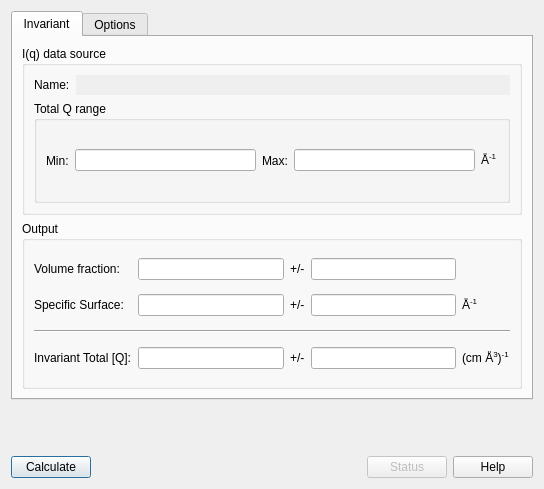
Qt form src/sas/qtgui/Perspectives/Invariant/UI/TabbedInvariantUI.ui (SasView/sasview) before a commit.
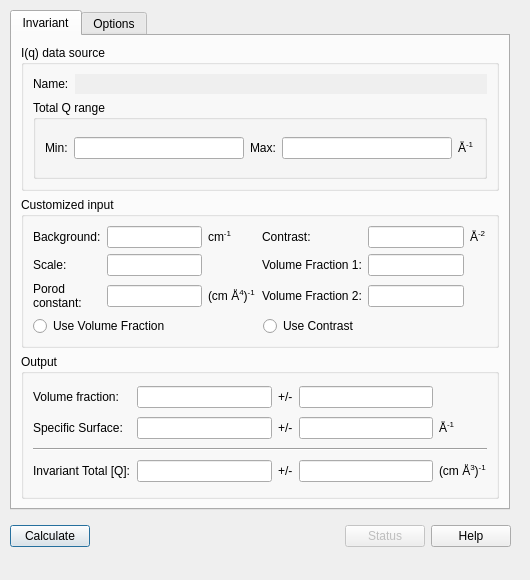
The same form after that commit.

Commit message: Initial refactor of invariant UI to accommodate setting volume fraction or contrast as fixed term

```diff
--- a/src/sas/qtgui/Perspectives/Invariant/UI/TabbedInvariantUI.ui
+++ b/src/sas/qtgui/Perspectives/Invariant/UI/TabbedInvariantUI.ui
@@ -6,85 +6,46 @@
    <rect>
     <x>0</x>
     <y>0</y>
-    <width>544</width>
-    <height>489</height>
+    <width>530</width>
+    <height>580</height>
    </rect>
   </property>
   <property name="sizePolicy">
-   <sizepolicy hsizetype="Preferred" vsizetype="Preferred">
+   <sizepolicy hsizetype="Fixed" vsizetype="Fixed">
     <horstretch>0</horstretch>
     <verstretch>0</verstretch>
    </sizepolicy>
   </property>
+  <property name="minimumSize">
+   <size>
+    <width>530</width>
+    <height>580</height>
+   </size>
+  </property>
   <property name="windowTitle">
    <string>Dialog</string>
   </property>
-  <layout class="QGridLayout" name="gridLayout_11">
-   <item row="1" column="0">
-    <spacer name="verticalSpacer">
-     <property name="orientation">
-      <enum>Qt::Vertical</enum>
-     </property>
-     <property name="sizeHint" stdset="0">
-      <size>
-       <width>20</width>
-       <height>2</height>
-      </size>
-     </property>
-    </spacer>
-   </item>
-   <item row="2" column="0">
-    <layout class="QHBoxLayout" name="horizontalLayout_8">
-     <item>
-      <widget class="QPushButton" name="cmdCalculate">
-       <property name="toolTip">
-        <string>Compute invariant</string>
-       </property>
-       <property name="text">
-        <string>Calculate</string>
-       </property>
-      </widget>
-     </item>
-     <item>
-      <spacer name="horizontalSpacer">
-       <property name="orientation">
-        <enum>Qt::Horizontal</enum>
-       </property>
-       <property name="sizeHint" stdset="0">
-        <size>
-         <width>40</width>
-         <height>20</height>
-        </size>
-       </property>
-      </spacer>
-     </item>
-     <item>
-      <widget class="QPushButton" name="cmdStatus">
-       <property name="enabled">
-        <bool>false</bool>
-       </property>
-       <property name="toolTip">
-        <string>Get more details of computation such as fraction from extrapolation</string>
-       </property>
-       <property name="text">
-        <string>Status</string>
-       </property>
-      </widget>
-     </item>
-     <item>
-      <widget class="QPushButton" name="cmdHelp">
-       <property name="toolTip">
-        <string/>
-       </property>
-       <property name="text">
-        <string>Help</string>
-       </property>
-      </widget>
-     </item>
-    </layout>
-   </item>
-   <item row="0" column="0">
     <widget class="QTabWidget" name="tabWidget">
+   <property name="geometry">
+    <rect>
+     <x>10</x>
+     <y>10</y>
+     <width>500</width>
+     <height>500</height>
+    </rect>
+   </property>
+   <property name="sizePolicy">
+    <sizepolicy hsizetype="Expanding" vsizetype="Expanding">
+     <horstretch>0</horstretch>
+     <verstretch>0</verstretch>
+    </sizepolicy>
+   </property>
+   <property name="minimumSize">
+    <size>
+     <width>500</width>
+     <height>500</height>
+    </size>
+   </property>
      <property name="currentIndex">
       <number>0</number>
      </property>
@@ -92,37 +53,16 @@
       <attribute name="title">
        <string>Invariant</string>
       </attribute>
-      <layout class="QGridLayout" name="gridLayout_9">
-       <item row="0" column="0">
+    <layout class="QVBoxLayout" name="verticalLayout_3">
+     <property name="sizeConstraint">
+      <enum>QLayout::SetNoConstraint</enum>
+     </property>
+     <item>
         <widget class="QGroupBox" name="groupBox">
          <property name="title">
           <string>I(q) data source</string>
          </property>
          <layout class="QGridLayout" name="gridLayout_2">
-          <item row="0" column="0">
-           <layout class="QHBoxLayout" name="horizontalLayout_4">
-            <item>
-             <widget class="QLabel" name="lblName">
-              <property name="text">
-               <string>Name:</string>
-              </property>
-             </widget>
-            </item>
-            <item>
-             <widget class="QLineEdit" name="txtName">
-              <property name="enabled">
-               <bool>false</bool>
-              </property>
-              <property name="frame">
-               <bool>false</bool>
-              </property>
-              <property name="readOnly">
-               <bool>false</bool>
-              </property>
-             </widget>
-            </item>
-           </layout>
-          </item>
           <item row="1" column="0">
            <widget class="QGroupBox" name="groupBox_2">
             <property name="title">
@@ -177,219 +117,44 @@
             </layout>
            </widget>
           </item>
-         </layout>
-        </widget>
-       </item>
-       <item row="1" column="0">
-        <widget class="QGroupBox" name="groupBox_7">
-         <property name="title">
-          <string>Output</string>
-         </property>
-         <layout class="QGridLayout" name="gridLayout_5">
           <item row="0" column="0">
-           <widget class="QLabel" name="label_21">
+         <layout class="QHBoxLayout" name="horizontalLayout_4">
+          <item>
+           <widget class="QLabel" name="lblName">
             <property name="text">
-             <string>Volume fraction:</string>
+             <string>Name:</string>
             </property>
            </widget>
           </item>
-          <item row="0" column="1">
-           <widget class="QLineEdit" name="txtVolFract">
+          <item>
+           <widget class="QLineEdit" name="txtName">
             <property name="enabled">
-             <bool>true</bool>
+             <bool>false</bool>
             </property>
-            <property name="focusPolicy">
-             <enum>Qt::ClickFocus</enum>
-            </property>
-            <property name="autoFillBackground">
-             <bool>true</bool>
-            </property>
-            <property name="styleSheet">
-             <string notr="true"/>
-            </property>
             <property name="frame">
-             <bool>true</bool>
+             <bool>false</bool>
             </property>
-            <property name="alignment">
-             <set>Qt::AlignRight|Qt::AlignTrailing|Qt::AlignVCenter</set>
-            </property>
             <property name="readOnly">
-             <bool>true</bool>
+             <bool>false</bool>
             </property>
            </widget>
           </item>
-          <item row="0" column="2">
-           <widget class="QLabel" name="label_20">
-            <property name="text">
-             <string>+/-</string>
-            </property>
-           </widget>
-          </item>
-          <item row="0" column="3">
-           <widget class="QLineEdit" name="txtVolFractErr">
-            <property name="enabled">
-             <bool>true</bool>
-            </property>
-            <property name="focusPolicy">
-             <enum>Qt::ClickFocus</enum>
-            </property>
-            <property name="frame">
-             <bool>true</bool>
-            </property>
-            <property name="alignment">
-             <set>Qt::AlignRight|Qt::AlignTrailing|Qt::AlignVCenter</set>
-            </property>
-            <property name="readOnly">
-             <bool>true</bool>
-            </property>
-           </widget>
-          </item>
-          <item row="1" column="0">
-           <widget class="QLabel" name="label_22">
-            <property name="text">
-             <string>Specific Surface:</string>
-            </property>
-           </widget>
-          </item>
-          <item row="1" column="1">
-           <widget class="QLineEdit" name="txtSpecSurf">
-            <property name="enabled">
-             <bool>true</bool>
-            </property>
-            <property name="focusPolicy">
-             <enum>Qt::ClickFocus</enum>
-            </property>
-            <property name="frame">
-             <bool>true</bool>
-            </property>
-            <property name="alignment">
-             <set>Qt::AlignRight|Qt::AlignTrailing|Qt::AlignVCenter</set>
-            </property>
-            <property name="readOnly">
-             <bool>true</bool>
-            </property>
-           </widget>
-          </item>
-          <item row="1" column="2">
-           <widget class="QLabel" name="label_23">
-            <property name="text">
-             <string>+/-</string>
-            </property>
-           </widget>
-          </item>
-          <item row="1" column="3">
-           <widget class="QLineEdit" name="txtSpecSurfErr">
-            <property name="enabled">
-             <bool>true</bool>
-            </property>
-            <property name="focusPolicy">
-             <enum>Qt::ClickFocus</enum>
-            </property>
-            <property name="frame">
-             <bool>true</bool>
-            </property>
-            <property name="alignment">
-             <set>Qt::AlignRight|Qt::AlignTrailing|Qt::AlignVCenter</set>
-            </property>
-            <property name="readOnly">
-             <bool>true</bool>
-            </property>
-           </widget>
-          </item>
-          <item row="1" column="4">
-           <widget class="QLabel" name="lblSpecificSurfaceUnits">
-            <property name="text">
-             <string>&lt;html&gt;&lt;head/&gt;&lt;body&gt;&lt;p&gt;Å&lt;span style=&quot; vertical-align:super;&quot;&gt;-1&lt;/span&gt;&lt;/p&gt;&lt;/body&gt;&lt;/html&gt;</string>
-            </property>
-           </widget>
-          </item>
-          <item row="2" column="0" colspan="5">
-           <widget class="Line" name="line">
-            <property name="orientation">
-             <enum>Qt::Horizontal</enum>
-            </property>
-           </widget>
-          </item>
-          <item row="3" column="0">
-           <widget class="QLabel" name="label_25">
-            <property name="text">
-             <string>Invariant Total [Q]:</string>
-            </property>
-           </widget>
-          </item>
-          <item row="3" column="1">
-           <widget class="QLineEdit" name="txtInvariantTot">
-            <property name="enabled">
-             <bool>true</bool>
-            </property>
-            <property name="focusPolicy">
-             <enum>Qt::ClickFocus</enum>
-            </property>
-            <property name="toolTip">
-             <string>Total invariant [Q*], including extrapolated regions.</string>
-            </property>
-            <property name="frame">
-             <bool>true</bool>
-            </property>
-            <property name="alignment">
-             <set>Qt::AlignRight|Qt::AlignTrailing|Qt::AlignVCenter</set>
-            </property>
-            <property name="readOnly">
-             <bool>true</bool>
-            </property>
-           </widget>
-          </item>
-          <item row="3" column="2">
-           <widget class="QLabel" name="label_26">
-            <property name="text">
-             <string>+/-</string>
-            </property>
-           </widget>
-          </item>
-          <item row="3" column="3">
-           <widget class="QLineEdit" name="txtInvariantTotErr">
-            <property name="enabled">
-             <bool>true</bool>
-            </property>
-            <property name="focusPolicy">
-             <enum>Qt::ClickFocus</enum>
-            </property>
-            <property name="frame">
-             <bool>true</bool>
-            </property>
-            <property name="alignment">
-             <set>Qt::AlignRight|Qt::AlignTrailing|Qt::AlignVCenter</set>
-            </property>
-            <property name="readOnly">
-             <bool>true</bool>
-            </property>
-           </widget>
-          </item>
-          <item row="3" column="4">
-           <widget class="QLabel" name="lblInvariantTotalQUnits">
-            <property name="text">
-             <string>&lt;html&gt;&lt;head/&gt;&lt;body&gt;&lt;p&gt;(cm Å&lt;span style=&quot; vertical-align:super;&quot;&gt;3&lt;/span&gt;)&lt;span style=&quot; vertical-align:super;&quot;&gt;-1&lt;/span&gt;&lt;/p&gt;&lt;/body&gt;&lt;/html&gt;</string>
-            </property>
-           </widget>
-          </item>
          </layout>
-        </widget>
        </item>
       </layout>
      </widget>
-     <widget class="QWidget" name="tabOptions">
-      <attribute name="title">
-       <string>Options</string>
-      </attribute>
-      <layout class="QGridLayout" name="gridLayout_6">
-       <item row="0" column="0">
+     </item>
+     <item>
         <widget class="QGroupBox" name="groupBox_3">
          <property name="title">
           <string>Customized input</string>
          </property>
-         <layout class="QGridLayout" name="gridLayout_4">
-          <item row="0" column="0">
+       <layout class="QVBoxLayout" name="verticalLayout_5">
+        <item>
            <layout class="QGridLayout" name="gridLayout_3">
+          <item row="0" column="1">
+           <widget class="QLineEdit" name="txtBackgd"/>
+          </item>
             <item row="0" column="0">
              <widget class="QLabel" name="label_5">
               <property name="text">
@@ -397,9 +162,6 @@
               </property>
              </widget>
             </item>
-            <item row="0" column="1">
-             <widget class="QLineEdit" name="txtBackgd"/>
-            </item>
             <item row="0" column="2">
              <widget class="QLabel" name="label_8">
               <property name="text">
@@ -407,7 +169,24 @@
               </property>
              </widget>
             </item>
+          <item row="2" column="3">
+           <widget class="QLabel" name="label_34">
+            <property name="text">
+             <string>Volume Fraction 2:</string>
+            </property>
+           </widget>
+          </item>
+          <item row="2" column="4">
+           <widget class="QLineEdit" name="txtVolFrac2"/>
+          </item>
             <item row="0" column="3">
+           <widget class="QLabel" name="label_6">
+            <property name="text">
+             <string>Contrast:</string>
+            </property>
+           </widget>
+          </item>
+          <item row="1" column="0">
              <widget class="QLabel" name="label_9">
               <property name="text">
                <string>Scale:</string>
@@ -415,26 +194,19 @@
              </widget>
             </item>
             <item row="0" column="4">
-             <widget class="QLineEdit" name="txtScale"/>
-            </item>
-            <item row="1" column="0">
-             <widget class="QLabel" name="label_6">
-              <property name="text">
-               <string>Contrast:</string>
-              </property>
-             </widget>
-            </item>
-            <item row="1" column="1">
              <widget class="QLineEdit" name="txtContrast"/>
             </item>
-            <item row="1" column="2">
+          <item row="0" column="5">
              <widget class="QLabel" name="lblContrastUnits">
               <property name="text">
                <string>&lt;html&gt;&lt;head/&gt;&lt;body&gt;&lt;p&gt;Å&lt;span style=&quot; vertical-align:super;&quot;&gt;-2&lt;/span&gt;&lt;/p&gt;&lt;/body&gt;&lt;/html&gt;</string>
               </property>
              </widget>
             </item>
-            <item row="1" column="3">
+          <item row="1" column="1">
+           <widget class="QLineEdit" name="txtScale"/>
+          </item>
+          <item row="2" column="0">
              <widget class="QLabel" name="label_10">
               <property name="text">
                <string>&lt;html&gt;&lt;head/&gt;&lt;body&gt;&lt;p&gt;Porod&lt;br/&gt;constant:&lt;/p&gt;&lt;/body&gt;&lt;/html&gt;</string>
@@ -442,13 +214,23 @@
              </widget>
             </item>
             <item row="1" column="4">
+           <widget class="QLineEdit" name="txtVolFrac1"/>
+          </item>
+          <item row="2" column="1">
              <widget class="QLineEdit" name="txtPorodCst">
               <property name="toolTip">
                <string>Porod constant (optional)</string>
               </property>
              </widget>
             </item>
-            <item row="1" column="5">
+          <item row="1" column="3">
+           <widget class="QLabel" name="label_33">
+            <property name="text">
+             <string>Volume Fraction 1:</string>
+            </property>
+           </widget>
+          </item>
+          <item row="2" column="2">
              <widget class="QLabel" name="lblPorodCstUnits">
               <property name="text">
                <string>&lt;html&gt;&lt;head/&gt;&lt;body&gt;&lt;p&gt;(cm Å&lt;span style=&quot; vertical-align:super;&quot;&gt;4&lt;/span&gt;)&lt;span style=&quot; vertical-align:super;&quot;&gt;-1&lt;/span&gt;&lt;/p&gt;&lt;/body&gt;&lt;/html&gt;</string>
@@ -457,16 +239,245 @@
             </item>
            </layout>
           </item>
+        <item>
+         <layout class="QHBoxLayout" name="horizontalLayout_9">
+          <item>
+           <widget class="QRadioButton" name="radioButton">
+            <property name="text">
+             <string>Use Volume Fraction</string>
+            </property>
+           </widget>
+          </item>
+          <item>
+           <widget class="QRadioButton" name="radioButton_2">
+            <property name="text">
+             <string>Use Contrast</string>
+            </property>
+           </widget>
+          </item>
          </layout>
-        </widget>
-       </item>
+        </item>
+       </layout>
+      </widget>
+     </item>
+     <item>
+      <widget class="QGroupBox" name="groupBox_7">
+       <property name="title">
+        <string>Output</string>
+       </property>
+       <layout class="QGridLayout" name="gridLayout_5">
        <item row="1" column="0">
+         <widget class="QLabel" name="label_21">
+          <property name="text">
+           <string>Volume fraction:</string>
+          </property>
+         </widget>
+        </item>
+        <item row="4" column="2">
+         <widget class="QLabel" name="label_26">
+          <property name="text">
+           <string>+/-</string>
+          </property>
+         </widget>
+        </item>
+        <item row="2" column="2">
+         <widget class="QLabel" name="label_23">
+          <property name="text">
+           <string>+/-</string>
+          </property>
+         </widget>
+        </item>
+        <item row="2" column="3">
+         <widget class="QLineEdit" name="txtSpecSurfErr">
+          <property name="enabled">
+           <bool>true</bool>
+          </property>
+          <property name="focusPolicy">
+           <enum>Qt::ClickFocus</enum>
+          </property>
+          <property name="frame">
+           <bool>true</bool>
+          </property>
+          <property name="alignment">
+           <set>Qt::AlignRight|Qt::AlignTrailing|Qt::AlignVCenter</set>
+          </property>
+          <property name="readOnly">
+           <bool>true</bool>
+          </property>
+         </widget>
+        </item>
+        <item row="2" column="0">
+         <widget class="QLabel" name="label_22">
+          <property name="text">
+           <string>Specific Surface:</string>
+          </property>
+         </widget>
+        </item>
+        <item row="1" column="1">
+         <widget class="QLineEdit" name="txtVolFract">
+          <property name="enabled">
+           <bool>true</bool>
+          </property>
+          <property name="focusPolicy">
+           <enum>Qt::ClickFocus</enum>
+          </property>
+          <property name="autoFillBackground">
+           <bool>true</bool>
+          </property>
+          <property name="styleSheet">
+           <string notr="true"/>
+          </property>
+          <property name="frame">
+           <bool>true</bool>
+          </property>
+          <property name="alignment">
+           <set>Qt::AlignRight|Qt::AlignTrailing|Qt::AlignVCenter</set>
+          </property>
+          <property name="readOnly">
+           <bool>true</bool>
+          </property>
+         </widget>
+        </item>
+        <item row="3" column="0" colspan="5">
+         <widget class="Line" name="line">
+          <property name="orientation">
+           <enum>Qt::Horizontal</enum>
+          </property>
+         </widget>
+        </item>
+        <item row="2" column="1">
+         <widget class="QLineEdit" name="txtSpecSurf">
+          <property name="enabled">
+           <bool>true</bool>
+          </property>
+          <property name="focusPolicy">
+           <enum>Qt::ClickFocus</enum>
+          </property>
+          <property name="frame">
+           <bool>true</bool>
+          </property>
+          <property name="alignment">
+           <set>Qt::AlignRight|Qt::AlignTrailing|Qt::AlignVCenter</set>
+          </property>
+          <property name="readOnly">
+           <bool>true</bool>
+          </property>
+         </widget>
+        </item>
+        <item row="2" column="4">
+         <widget class="QLabel" name="lblSpecificSurfaceUnits">
+          <property name="text">
+           <string>&lt;html&gt;&lt;head/&gt;&lt;body&gt;&lt;p&gt;Å&lt;span style=&quot; vertical-align:super;&quot;&gt;-1&lt;/span&gt;&lt;/p&gt;&lt;/body&gt;&lt;/html&gt;</string>
+          </property>
+         </widget>
+        </item>
+        <item row="4" column="3">
+         <widget class="QLineEdit" name="txtInvariantTotErr">
+          <property name="enabled">
+           <bool>true</bool>
+          </property>
+          <property name="focusPolicy">
+           <enum>Qt::ClickFocus</enum>
+          </property>
+          <property name="frame">
+           <bool>true</bool>
+          </property>
+          <property name="alignment">
+           <set>Qt::AlignRight|Qt::AlignTrailing|Qt::AlignVCenter</set>
+          </property>
+          <property name="readOnly">
+           <bool>true</bool>
+          </property>
+         </widget>
+        </item>
+        <item row="1" column="2">
+         <widget class="QLabel" name="label_20">
+          <property name="text">
+           <string>+/-</string>
+          </property>
+         </widget>
+        </item>
+        <item row="4" column="0">
+         <widget class="QLabel" name="label_25">
+          <property name="text">
+           <string>Invariant Total [Q]:</string>
+          </property>
+         </widget>
+        </item>
+        <item row="1" column="3">
+         <widget class="QLineEdit" name="txtVolFractErr">
+          <property name="enabled">
+           <bool>true</bool>
+          </property>
+          <property name="focusPolicy">
+           <enum>Qt::ClickFocus</enum>
+          </property>
+          <property name="frame">
+           <bool>true</bool>
+          </property>
+          <property name="alignment">
+           <set>Qt::AlignRight|Qt::AlignTrailing|Qt::AlignVCenter</set>
+          </property>
+          <property name="readOnly">
+           <bool>true</bool>
+          </property>
+         </widget>
+        </item>
+        <item row="4" column="4">
+         <widget class="QLabel" name="lblInvariantTotalQUnits">
+          <property name="text">
+           <string>&lt;html&gt;&lt;head/&gt;&lt;body&gt;&lt;p&gt;(cm Å&lt;span style=&quot; vertical-align:super;&quot;&gt;3&lt;/span&gt;)&lt;span style=&quot; vertical-align:super;&quot;&gt;-1&lt;/span&gt;&lt;/p&gt;&lt;/body&gt;&lt;/html&gt;</string>
+          </property>
+         </widget>
+        </item>
+        <item row="4" column="1">
+         <widget class="QLineEdit" name="txtInvariantTot">
+          <property name="enabled">
+           <bool>true</bool>
+          </property>
+          <property name="focusPolicy">
+           <enum>Qt::ClickFocus</enum>
+          </property>
+          <property name="toolTip">
+           <string>Total invariant [Q*], including extrapolated regions.</string>
+          </property>
+          <property name="frame">
+           <bool>true</bool>
+          </property>
+          <property name="alignment">
+           <set>Qt::AlignRight|Qt::AlignTrailing|Qt::AlignVCenter</set>
+          </property>
+          <property name="readOnly">
+           <bool>true</bool>
+          </property>
+         </widget>
+        </item>
+       </layout>
+      </widget>
+     </item>
+    </layout>
+   </widget>
+   <widget class="QWidget" name="tabOptions">
+    <attribute name="title">
+     <string>Options</string>
+    </attribute>
+    <layout class="QGridLayout" name="gridLayout_6">
+     <item row="0" column="0">
         <widget class="QGroupBox" name="groupBox_4">
          <property name="title">
           <string>Extrapolation</string>
          </property>
-         <layout class="QGridLayout" name="gridLayout_10">
-          <item row="0" column="0" colspan="2">
+       <widget class="QWidget" name="">
+        <property name="geometry">
+         <rect>
+          <x>10</x>
+          <y>33</y>
+          <width>431</width>
+          <height>379</height>
+         </rect>
+        </property>
+        <layout class="QVBoxLayout" name="verticalLayout_4">
+         <item>
            <layout class="QHBoxLayout" name="horizontalLayout_2">
             <item>
              <widget class="QLabel" name="label_12">
@@ -521,7 +532,7 @@
             </item>
            </layout>
           </item>
-          <item row="1" column="0">
+         <item>
            <widget class="QGroupBox" name="groupBox_lowQ">
             <property name="title">
              <string>Low Q</string>
@@ -646,7 +657,7 @@
             </layout>
            </widget>
           </item>
-          <item row="1" column="1">
+         <item>
            <widget class="QGroupBox" name="groupBox_highQ">
             <property name="title">
              <string>High Q</string>
@@ -731,12 +742,69 @@
           </item>
          </layout>
         </widget>
+      </widget>
        </item>
       </layout>
      </widget>
     </widget>
-   </item>
-  </layout>
+  <widget class="QWidget" name="">
+   <property name="geometry">
+    <rect>
+     <x>10</x>
+     <y>520</y>
+     <width>501</width>
+     <height>32</height>
+    </rect>
+   </property>
+   <layout class="QHBoxLayout" name="horizontalLayout_8">
+    <item>
+     <widget class="QPushButton" name="cmdCalculate">
+      <property name="toolTip">
+       <string>Compute invariant</string>
+      </property>
+      <property name="text">
+       <string>Calculate</string>
+      </property>
+     </widget>
+    </item>
+    <item>
+     <spacer name="horizontalSpacer">
+      <property name="orientation">
+       <enum>Qt::Horizontal</enum>
+      </property>
+      <property name="sizeHint" stdset="0">
+       <size>
+        <width>40</width>
+        <height>20</height>
+       </size>
+      </property>
+     </spacer>
+    </item>
+    <item>
+     <widget class="QPushButton" name="cmdStatus">
+      <property name="enabled">
+       <bool>false</bool>
+      </property>
+      <property name="toolTip">
+       <string>Get more details of computation such as fraction from extrapolation</string>
+      </property>
+      <property name="text">
+       <string>Status</string>
+      </property>
+     </widget>
+    </item>
+    <item>
+     <widget class="QPushButton" name="cmdHelp">
+      <property name="toolTip">
+       <string/>
+      </property>
+      <property name="text">
+       <string>Help</string>
+      </property>
+     </widget>
+    </item>
+   </layout>
+  </widget>
  </widget>
  <tabstops>
   <tabstop>tabWidget</tabstop>
```
Left out of the diff: 4 changed lines with no effect on the pictures. Lines whose indentation alone changed are shown as unchanged. The commit also changes 3 other files.
